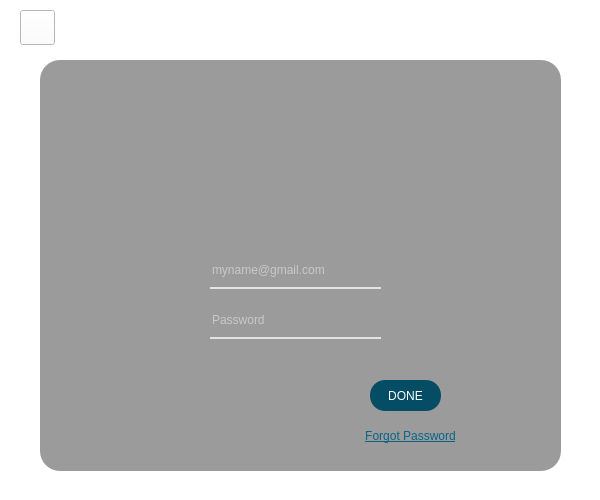
Qt form EVENT EASE PROJECT/login.ui (arylhazard/event_ease) before a commit.
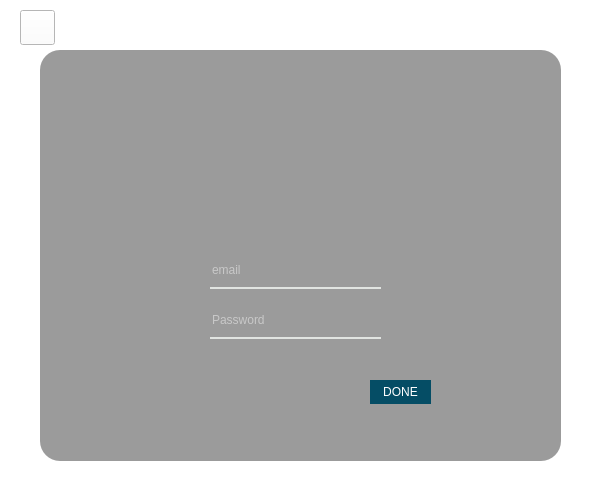
The same form after that commit. Icons and pictures are not drawn.

The edit to the form file:
```diff
--- a/EVENT EASE PROJECT/login.ui
+++ b/EVENT EASE PROJECT/login.ui
@@ -38,7 +38,7 @@
     <property name="geometry">
      <rect>
       <x>40</x>
-      <y>60</y>
+      <y>50</y>
       <width>521</width>
       <height>411</height>
      </rect>
@@ -120,8 +120,8 @@
       <rect>
        <x>200</x>
        <y>290</y>
-       <width>71</width>
-       <height>31</height>
+       <width>61</width>
+       <height>24</height>
       </rect>
      </property>
      <property name="cursor">
@@ -131,7 +131,6 @@
       <string notr="true">QPushButton
 {
 border: none;
-border-radius:15px;
 color: rgba(255,255,255,255);
 background-color: rgb(5, 77, 101);
 font : 700 12pt &quot;Myriad Pro Cond&quot;;
@@ -190,11 +189,8 @@
 font: 700 11pt &quot;Myriad Pro Cond&quot;;
 </string>
      </property>
-     <property name="text">
-      <string/>
-     </property>
      <property name="placeholderText">
-      <string>myname@gmail.com</string>
+      <string>email</string>
      </property>
      <property name="clearButtonEnabled">
       <bool>true</bool>
@@ -278,39 +274,6 @@
      <string/>
     </property>
    </widget>
-   <widget class="QPushButton" name="pushButton">
-    <property name="geometry">
-     <rect>
-      <x>350</x>
-      <y>420</y>
-      <width>121</width>
-      <height>31</height>
-     </rect>
-    </property>
-    <property name="cursor">
-     <cursorShape>PointingHandCursor</cursorShape>
-    </property>
-    <property name="styleSheet">
-     <string notr="true">QPushButton
-{
-border: none;
-color: rgb(6, 100, 133);
-background-color: rgba(0, 0, 0,0);
-text-decoration:underline;
-font : 700 12pt &quot;Myriad Pro Cond&quot;;
-}
-
-QPushButton:Hover
-{
-
-color: rgba(255,255,255,255)
-}
-</string>
-    </property>
-    <property name="text">
-     <string>Forgot Password</string>
-    </property>
-   </widget>
    <zorder>label</zorder>
    <zorder>label_2</zorder>
    <zorder>frame_2</zorder>
```
Left out of the diff: 5 changed lines with no effect on the pictures.
